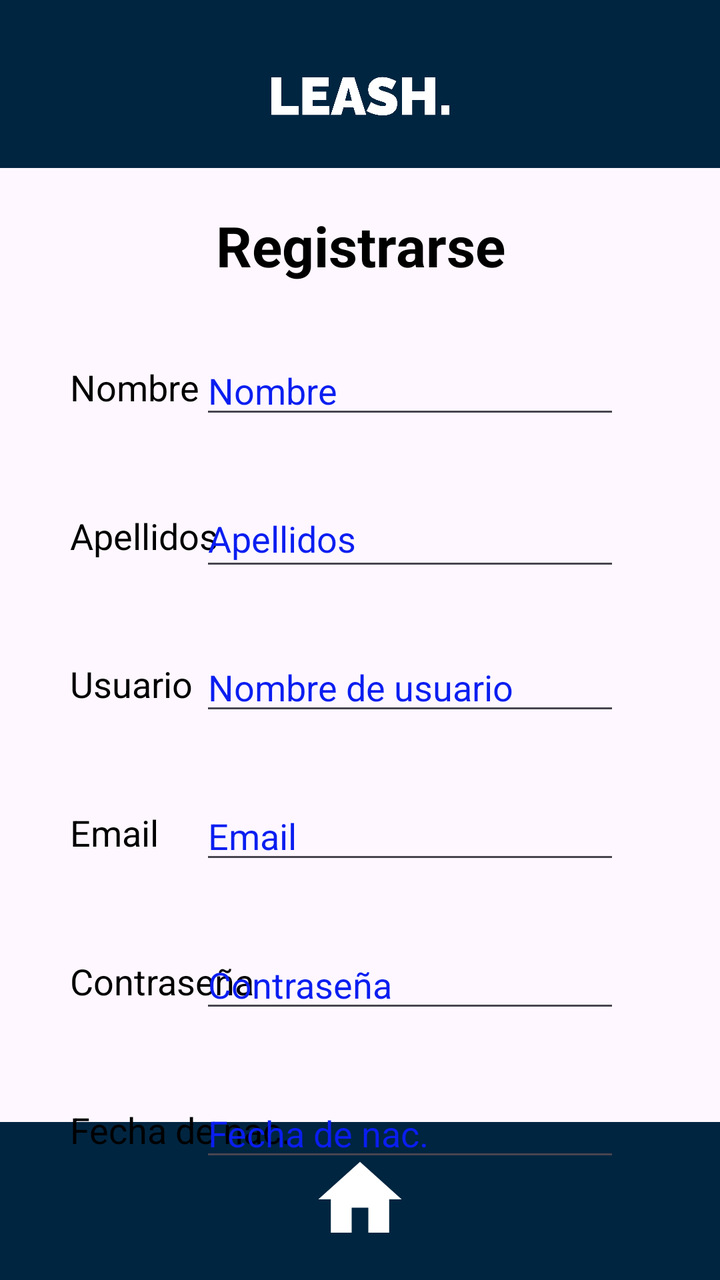
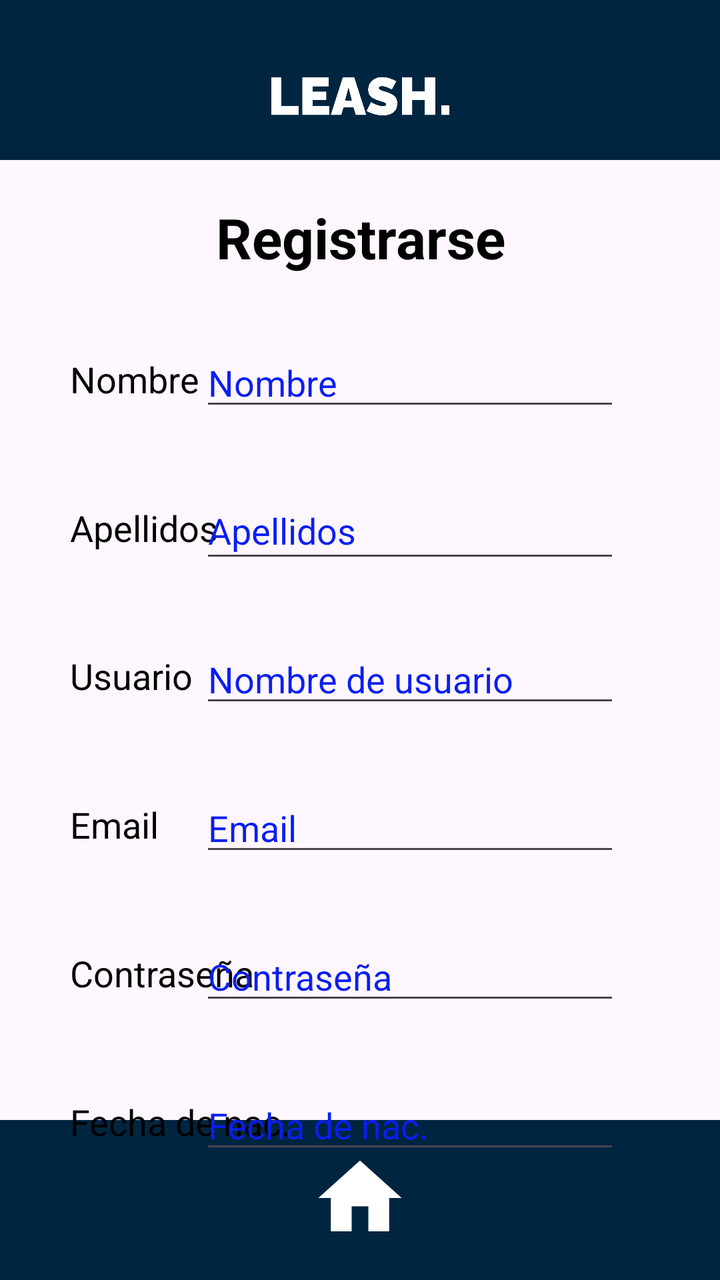

Before-and-after screenshots of an Android layout around one commit, followed by the original layout XML and the change that was made.
<!-- AndroidManifest.xml: application theme Theme.Proyecto -->
<!-- res/layout/activity_registro.xml -->
<?xml version="1.0" encoding="utf-8"?>
<androidx.constraintlayout.widget.ConstraintLayout xmlns:android="http://schemas.android.com/apk/res/android"
    xmlns:app="http://schemas.android.com/apk/res-auto"
    xmlns:tools="http://schemas.android.com/tools"
    android:id="@+id/main"
    android:layout_width="match_parent"
    android:layout_height="match_parent"
    android:background="@color/Azul_Marino"
    tools:context=".Vistas.RegistroActivity">

    <androidx.appcompat.widget.Toolbar
        android:id="@+id/toolbar2"
        android:layout_width="413dp"
        android:layout_height="79dp"
        android:background="@color/Azul_Logo"
        android:minHeight="?attr/actionBarSize"
        android:theme="?attr/actionBarTheme"
        app:layout_constraintBottom_toBottomOf="parent"
        app:layout_constraintEnd_toEndOf="parent"
        app:layout_constraintHorizontal_bias="0.0"
        app:layout_constraintStart_toStartOf="parent" />

    <TextView
        android:id="@+id/tenerCuentaReg"
        android:layout_width="66dp"
        android:layout_height="48dp"
        android:drawableBottom="@drawable/home"
        android:textAlignment="center"
        android:textColor="@color/Azul_Oscuro"
        android:textSize="25sp"
        android:textStyle="bold"
        app:layout_constraintBottom_toBottomOf="@+id/toolbar2"
        app:layout_constraintEnd_toEndOf="parent"
        app:layout_constraintStart_toStartOf="@+id/toolbar2"
        app:layout_constraintTop_toTopOf="@+id/toolbar2" />

    <TextView
        android:id="@+id/txtnombre"
        android:layout_width="73dp"
        android:layout_height="wrap_content"
        android:layout_marginStart="35dp"
        android:layout_marginTop="40dp"
        android:text="@string/Nombre"
        android:textColor="@color/Negro"
        android:textSize="18sp"
        app:layout_constraintStart_toStartOf="parent"
        app:layout_constraintTop_toBottomOf="@+id/textView2" />

    <EditText
        android:id="@+id/editNombreReg"
        android:layout_width="wrap_content"
        android:layout_height="wrap_content"
        android:layout_marginEnd="50dp"
        android:ems="10"
        android:hint="@string/Nombre"
        android:inputType="text"
        android:textColor="@color/Negro"
        android:textColorHint="@color/Azul_Oscuro"
        android:textSize="18sp"
        app:layout_constraintBottom_toBottomOf="@+id/txtnombre"
        app:layout_constraintEnd_toEndOf="parent"
        app:layout_constraintTop_toTopOf="@+id/txtnombre" />

    <TextView
        android:id="@+id/txtApellidos"
        android:layout_width="wrap_content"
        android:layout_height="24dp"
        android:layout_marginStart="35dp"
        android:layout_marginTop="50dp"
        android:text="@string/Apellidos"
        android:textColor="@color/Negro"
        android:textSize="18sp"
        app:layout_constraintStart_toStartOf="parent"
        app:layout_constraintTop_toBottomOf="@+id/txtnombre" />

    <EditText
        android:id="@+id/editApellidosReg"
        android:layout_width="210dp"
        android:layout_height="45dp"
        android:layout_marginEnd="50dp"
        android:ems="10"
        android:hint="@string/Apellidos"
        android:inputType="text"
        android:textColor="@color/Negro"
        android:textColorHint="@color/Azul_Oscuro"
        android:textSize="18sp"
        app:layout_constraintBottom_toBottomOf="@+id/txtApellidos"
        app:layout_constraintEnd_toEndOf="parent"
        app:layout_constraintTop_toTopOf="@+id/txtApellidos" />

    <TextView
        android:id="@+id/txtUsuario"
        android:layout_width="wrap_content"
        android:layout_height="wrap_content"
        android:layout_marginStart="35dp"
        android:layout_marginTop="50dp"
        android:text="@string/usuario"
        android:textColor="@color/Negro"
        android:textSize="18sp"
        app:layout_constraintStart_toStartOf="parent"
        app:layout_constraintTop_toBottomOf="@+id/txtApellidos" />

    <EditText
        android:id="@+id/editUsuarioReg"
        android:layout_width="wrap_content"
        android:layout_height="wrap_content"
        android:layout_marginEnd="50dp"
        android:ems="10"
        android:hint="@string/nombreUsu"
        android:inputType="text"
        android:textColor="@color/Negro"
        android:textColorHint="@color/Azul_Oscuro"
        android:textSize="18sp"
        app:layout_constraintBottom_toBottomOf="@+id/txtUsuario"
        app:layout_constraintEnd_toEndOf="parent"
        app:layout_constraintTop_toTopOf="@+id/txtUsuario" />

    <TextView
        android:id="@+id/txtEmail"
        android:layout_width="wrap_content"
        android:layout_height="wrap_content"
        android:layout_marginStart="35dp"
        android:layout_marginTop="50dp"
        android:text="@string/Email"
        android:textColor="@color/Negro"
        android:textSize="18sp"
        app:layout_constraintStart_toStartOf="parent"
        app:layout_constraintTop_toBottomOf="@+id/txtUsuario" />

    <EditText
        android:id="@+id/editEmailReg"
        android:layout_width="wrap_content"
        android:layout_height="wrap_content"
        android:layout_marginEnd="50dp"
        android:ems="10"
        android:hint="@string/Email"
        android:inputType="text|textEmailAddress"
        android:textColor="@color/Negro"
        android:textColorHint="@color/Azul_Oscuro"
        android:textSize="18sp"
        app:layout_constraintBottom_toBottomOf="@+id/txtEmail"
        app:layout_constraintEnd_toEndOf="parent"
        app:layout_constraintTop_toTopOf="@+id/txtEmail" />

    <TextView
        android:id="@+id/textView"
        android:layout_width="wrap_content"
        android:layout_height="wrap_content"
        android:layout_marginStart="35dp"
        android:layout_marginTop="50dp"
        android:text="@string/contraseña"
        android:textColor="@color/Negro"
        android:textSize="18sp"
        app:layout_constraintStart_toStartOf="parent"
        app:layout_constraintTop_toBottomOf="@+id/txtEmail" />

    <EditText
        android:id="@+id/editPasswordReg"
        android:layout_width="wrap_content"
        android:layout_height="wrap_content"
        android:layout_marginEnd="50dp"
        android:ems="10"
        android:hint="@string/contraseña"
        android:inputType="text|textPassword"
        android:textColor="@color/Negro"
        android:textColorHint="@color/Azul_Oscuro"
        android:textSize="18sp"
        app:layout_constraintBottom_toBottomOf="@+id/textView"
        app:layout_constraintEnd_toEndOf="parent"
        app:layout_constraintTop_toTopOf="@+id/textView" />

    <androidx.appcompat.widget.Toolbar
        android:id="@+id/toolbar3"
        android:layout_width="0dp"
        android:layout_height="84dp"
        android:background="@color/Azul_Logo"
        android:minHeight="?attr/actionBarSize"
        android:theme="?attr/actionBarTheme"
        app:layout_constraintEnd_toEndOf="parent"
        app:layout_constraintStart_toStartOf="parent"
        app:layout_constraintTop_toTopOf="parent" />

    <TextView
        android:id="@+id/textView2"
        android:layout_width="wrap_content"
        android:layout_height="wrap_content"
        android:layout_marginTop="20dp"
        android:text="@string/registrar"
        android:textAlignment="center"
        android:textColor="@color/Negro"
        android:textSize="28sp"
        android:textStyle="bold"
        app:layout_constraintEnd_toEndOf="parent"
        app:layout_constraintStart_toStartOf="parent"
        app:layout_constraintTop_toBottomOf="@+id/toolbar3" />

    <Button
        android:id="@+id/btnRegistrar"
        android:layout_width="wrap_content"
        android:layout_height="wrap_content"
        android:backgroundTint="@color/Azul_Logo"
        android:text="@string/registrar"
        android:textColor="@color/Blanco"
        app:layout_constraintBottom_toTopOf="@+id/toolbar2"
        app:layout_constraintEnd_toEndOf="parent"
        app:layout_constraintStart_toStartOf="parent"
        app:layout_constraintTop_toBottomOf="@+id/editFechaReg" />

    <TextView
        android:id="@+id/textView3"
        android:layout_width="wrap_content"
        android:layout_height="wrap_content"
        android:layout_marginStart="35dp"
        android:layout_marginTop="50dp"
        android:text="@string/Fecha"
        android:textColor="@color/Negro"
        android:textSize="18sp"
        app:layout_constraintStart_toStartOf="parent"
        app:layout_constraintTop_toBottomOf="@+id/textView" />

    <EditText
        android:id="@+id/editFechaReg"
        android:layout_width="wrap_content"
        android:layout_height="wrap_content"
        android:layout_marginEnd="50dp"
        android:ems="10"
        android:hint="@string/Fecha"
        android:inputType="datetime|date"
        android:textColor="@color/Negro"
        android:textColorHint="@color/Azul_Oscuro"
        app:layout_constraintBottom_toBottomOf="@+id/textView3"
        app:layout_constraintEnd_toEndOf="parent"
        app:layout_constraintTop_toTopOf="@+id/textView3"
        android:textSize="18sp" />

    <ImageView
        android:id="@+id/imageView3"
        android:layout_width="0dp"
        android:layout_height="96dp"
        app:layout_constraintEnd_toEndOf="parent"
        app:layout_constraintStart_toStartOf="parent"
        app:layout_constraintTop_toTopOf="parent"
        app:srcCompat="@drawable/logo_transparente" />

</androidx.constraintlayout.widget.ConstraintLayout>
<!-- resources referenced by this layout -->
<resources>
  <color name="Azul_Logo">#002540</color>
  <color name="Azul_Oscuro">#0A1EF0</color>
  <color name="Blanco">#FFFFFFFF</color>
  <color name="Negro">#FF000000</color>
  <!-- drawable home (drawable) -->
  <vector xmlns:android="http://schemas.android.com/apk/res/android" android:height="50dp" android:tint="@color/Blanco" android:viewportHeight="24" android:viewportWidth="24" android:width="50dp">
        
      <path android:fillColor="@android:color/white" android:pathData="M10,20v-6h4v6h5v-8h3L12,3 2,12h3v8z"/>
      
  </vector>
  <!-- drawable logo_transparente: png bitmap (drawable, 154148 bytes) -->
  <string name="Apellidos">Apellidos</string>
  <string name="Email" translatable="false">Email</string>
  <string name="Fecha">Fecha de nac.</string>
  <string name="Nombre">Nombre</string>
  <string name="nombreUsu">Nombre de usuario</string>
  <string name="registrar">Registrarse</string>
  <string name="usuario">Usuario</string>
  <style name="Theme.Proyecto" parent="Base.Theme.Proyecto" />
  <style name="Base.Theme.Proyecto" parent="Theme.Material3.DayNight.NoActionBar">
          
          
      </style>
</resources>

<!-- the commit's change to res/layout/activity_registro.xml (unified diff, before → after) -->
@@ -11,7 +11,7 @@
     <androidx.appcompat.widget.Toolbar
         android:id="@+id/toolbar2"
         android:layout_width="413dp"
-        android:layout_height="79dp"
+        android:layout_height="80dp"
         android:background="@color/Azul_Logo"
         android:minHeight="?attr/actionBarSize"
         android:theme="?attr/actionBarTheme"
@@ -170,9 +170,9 @@
         app:layout_constraintTop_toTopOf="@+id/textView" />
 
     <androidx.appcompat.widget.Toolbar
-        android:id="@+id/toolbar3"
+        android:id="@+id/tbRegistro"
         android:layout_width="0dp"
-        android:layout_height="84dp"
+        android:layout_height="80dp"
         android:background="@color/Azul_Logo"
         android:minHeight="?attr/actionBarSize"
         android:theme="?attr/actionBarTheme"
@@ -192,7 +192,7 @@
         android:textStyle="bold"
         app:layout_constraintEnd_toEndOf="parent"
         app:layout_constraintStart_toStartOf="parent"
-        app:layout_constraintTop_toBottomOf="@+id/toolbar3" />
+        app:layout_constraintTop_toBottomOf="@+id/tbRegistro" />
 
     <Button
         android:id="@+id/btnRegistrar"
